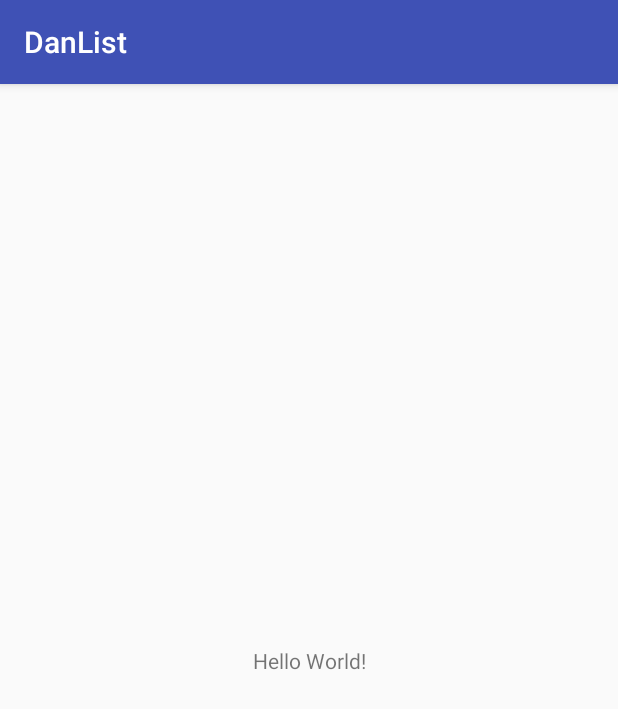
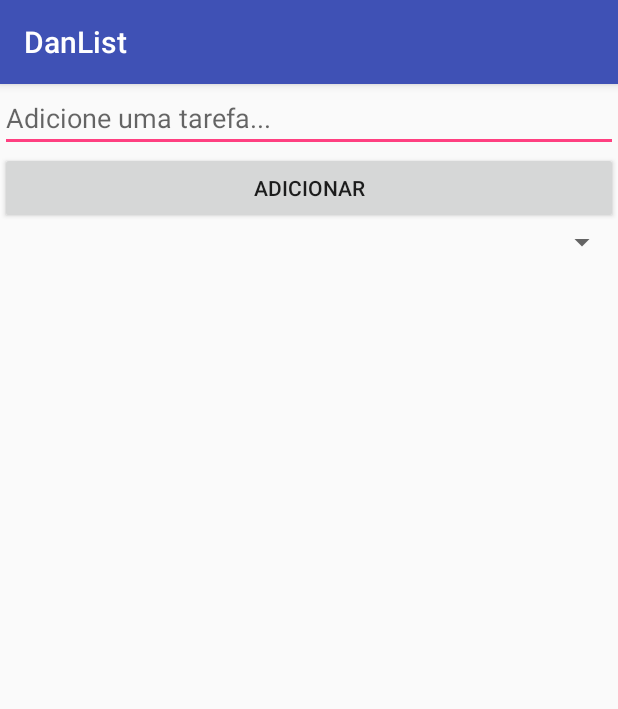
Before and after one commit to odanilomoreira/danlist, an Android app: the screen it shows after launch (MainActivity), on a phone screen of 412 x 824 dp. Shown: the top 709 px of the screen. Run offline under Robolectric (Android 15) with nearby library versions, the phone set to English and light mode, and no system bars; 8 statements that could not run were skipped.

Commit message:
criação de parte do desgin e associação com o código

```diff
--- a/app/src/main/java/danilomoreira/danlist/MainActivity.java
+++ b/app/src/main/java/danilomoreira/danlist/MainActivity.java
@@ -2,6 +2,13 @@ package danilomoreira.danlist;
 
 import android.support.v7.app.AppCompatActivity;
 import android.os.Bundle;
+import android.view.View;
+import android.widget.Adapter;
+import android.widget.ArrayAdapter;
+import android.widget.Button;
+import android.widget.Spinner;
+
+import org.w3c.dom.Text;
 
 public class MainActivity extends AppCompatActivity {
 
@@ -9,5 +16,24 @@ public class MainActivity extends AppCompatActivity {
     protected void onCreate(Bundle savedInstanceState) {
         super.onCreate(savedInstanceState);
         setContentView(R.layout.activity_main);
+
+        private Button btn_adicionar;
+        private Text txt_tarefa;
+        private Spinner sp_categoria;
+
+        btn_adicionar = findViewById(R.id.btn_adicionar);
+        txt_tarefa = findViewById(R.id.txt_tarefa);
+        sp_categoria = findViewById(R.id.sp_categoria);
+
+        ArrayAdapter.createFromResource(this,R.array.Categoria,R.layout.support_simple_spinner_dropdown_item);
+        sp_categoria.setAdapter(Adapter);
+
+        btn_adicionar.setOnClickListener(new View.OnClickListener() {
+            @Override
+            public void onClick(View view) {
+                //implementação do metodo
+            }
+        });
+
     }
 }
--- a/app/src/main/res/layout/activity_main.xml
+++ b/app/src/main/res/layout/activity_main.xml
@@ -1,18 +1,31 @@
 <?xml version="1.0" encoding="utf-8"?>
-<android.support.constraint.ConstraintLayout xmlns:android="http://schemas.android.com/apk/res/android"
+<android.widget.LinearLayout xmlns:android="http://schemas.android.com/apk/res/android"
     xmlns:app="http://schemas.android.com/apk/res-auto"
     xmlns:tools="http://schemas.android.com/tools"
     android:layout_width="match_parent"
     android:layout_height="match_parent"
+    android:orientation="vertical"
     tools:context="danilomoreira.danlist.MainActivity">
 
-    <TextView
-        android:layout_width="wrap_content"
+    <EditText
+        android:id="@+id/txt_tarefa"
+        android:layout_width="match_parent"
         android:layout_height="wrap_content"
-        android:text="Hello World!"
-        app:layout_constraintBottom_toBottomOf="parent"
-        app:layout_constraintLeft_toLeftOf="parent"
-        app:layout_constraintRight_toRightOf="parent"
-        app:layout_constraintTop_toTopOf="parent" />
+        android:ems="10"
+        android:hint="Adicione uma tarefa..."
+        android:inputType="textPersonName"
+        android:selectAllOnFocus="false"
+        android:singleLine="false" />
 
-</android.support.constraint.ConstraintLayout>
+    <Button
+        android:id="@+id/btn_adicionar"
+        android:layout_width="match_parent"
+        android:layout_height="wrap_content"
+        android:text="adicionar" />
+
+    <Spinner
+        android:id="@+id/sp_categoria"
+        android:layout_width="match_parent"
+        android:layout_height="wrap_content" />
+
+</android.widget.LinearLayout>
--- a/app/src/main/res/values/strings.xml
+++ b/app/src/main/res/values/strings.xml
@@ -1,3 +1,11 @@
 <resources>
     <string name="app_name">DanList</string>
+
+    <string-array name="Categoria">
+        <item>Trabalho</item>
+        <item>Casa</item>
+        <item>Festa</item>
+        <item>Escola</item>
+    </string-array>
+
 </resources>
```
